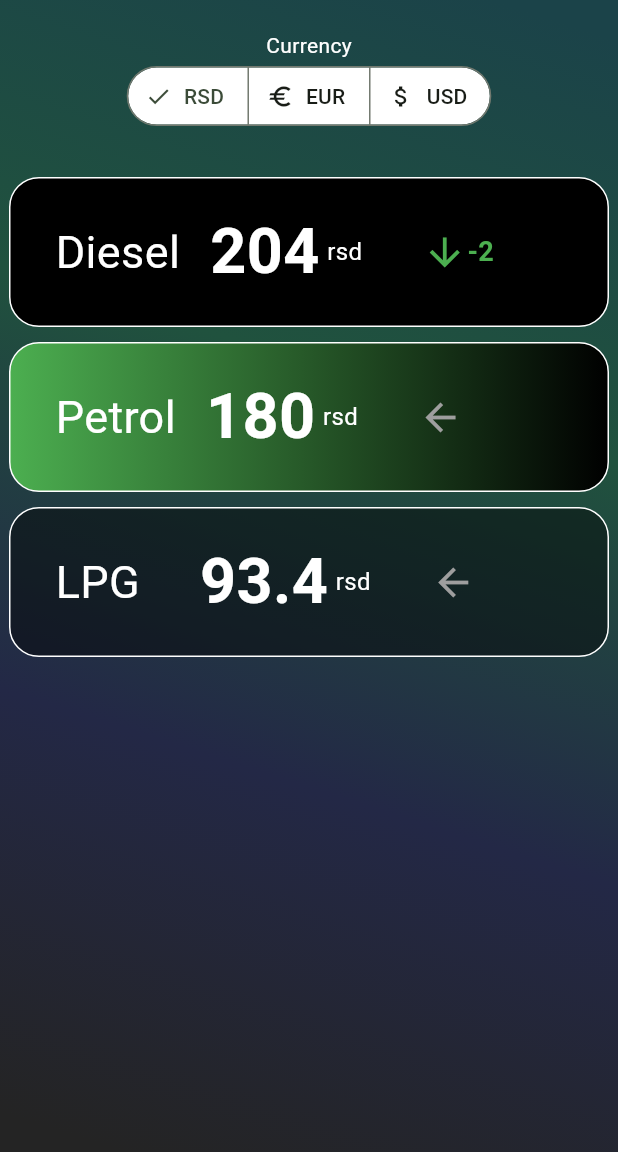
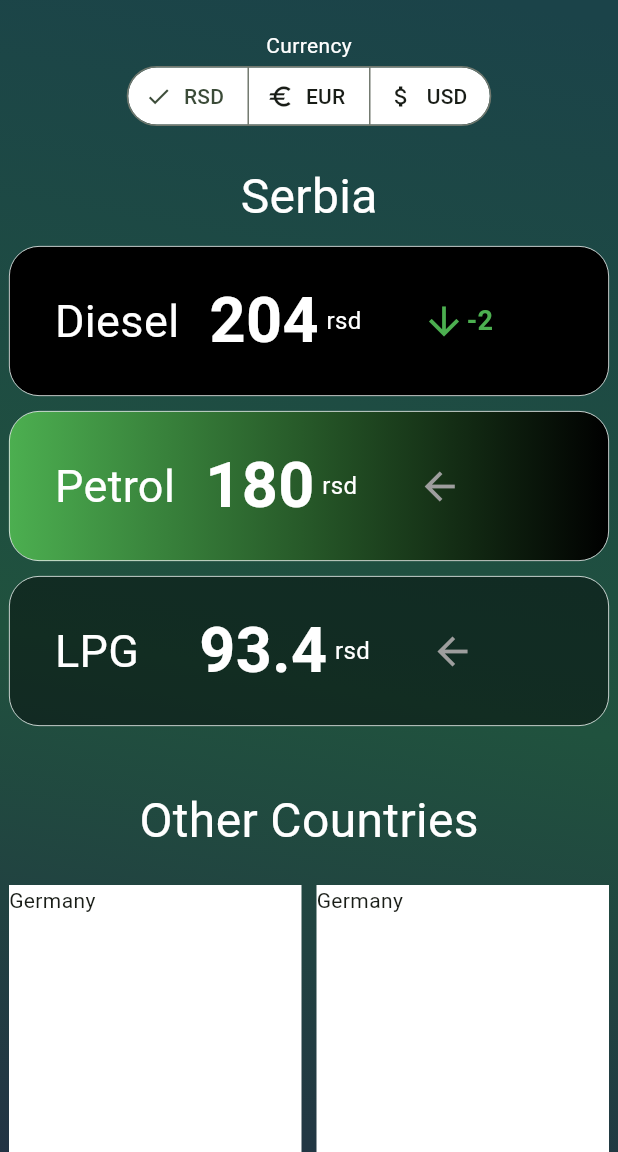
Before and after one commit to mihalsabados/gas-prices-app, a Flutter app: the first screen one second after launch, on a phone screen of 412 x 824 dp, the part 84-1236 px from its top. Run offline on Flutter 3.47's test engine with Material 3 defaults, Android fonts, the phone set to English and light mode, and no system bars.

Commit message:
Started with adding other countries in layout

```diff
--- a/myapp/lib/screens/CurrencyChoice.dart
+++ b/myapp/lib/screens/CurrencyChoice.dart
@@ -39,7 +39,7 @@ class _SingleChoiceState extends State<SingleChoice> {
 
 BoxDecoration dieselBoxDecoration() {
   return BoxDecoration(
-    border: Border.all(width: 1.0, color: Colors.white),
+    border: Border.all(width: 0.5, color: Colors.white),
     borderRadius: const BorderRadius.all(Radius.circular(20.0)),
     color: Colors.black,
   );
@@ -47,14 +47,14 @@ BoxDecoration dieselBoxDecoration() {
 
 BoxDecoration petrolBoxDecoration() {
   return BoxDecoration(
-      border: Border.all(width: 1.0, color: Colors.white),
+      border: Border.all(width: 0.5, color: Colors.white),
       borderRadius: const BorderRadius.all(Radius.circular(20.0)),
       gradient: LinearGradient(colors: [Colors.green, Colors.black]));
 }
 
 BoxDecoration lpgBoxDecoration() {
   return BoxDecoration(
-    border: Border.all(width: 1.0, color: Colors.white),
+    border: Border.all(width: 0.5, color: Colors.white),
     borderRadius: const BorderRadius.all(Radius.circular(20.0)),
     color: Colors.black45,
   );
--- a/myapp/lib/screens/Dashboard.dart
+++ b/myapp/lib/screens/Dashboard.dart
@@ -15,10 +15,10 @@ class _DashboardState extends State<Dashboard> {
   var counter = 0;
 
   List<Color> get getColorsList => [
-        Color.fromARGB(255, 27, 67, 73),
-        Color.fromARGB(255, 36, 36, 36),
-        Color.fromARGB(255, 32, 82, 62),
-        Color.fromARGB(255, 35, 40, 70),
+        const Color.fromARGB(255, 27, 67, 73),
+        const Color.fromARGB(255, 36, 36, 36),
+        const Color.fromARGB(255, 32, 82, 62),
+        const Color.fromARGB(255, 35, 40, 70),
       ]..shuffle();
 
   List<Alignment> get getAlignments => [
@@ -56,12 +56,13 @@ class _DashboardState extends State<Dashboard> {
     return Scaffold(
         appBar: AppBar(
           backgroundColor: Theme.of(context).colorScheme.inversePrimary,
-        title: Text("Gas Prices"),
+          title: const Text("Gas Prices"),
         ),
-      body: Center(
+        body: SingleChildScrollView(
+          child: Center(
             child: AnimatedContainer(
               width: MediaQuery.of(context).size.width,
-          height: MediaQuery.of(context).size.height,
+              // height: MediaQuery.of(context).size.height,
               decoration: BoxDecoration(
                 gradient: LinearGradient(
                   begin: getAlignments[counter % getAlignments.length],
@@ -74,10 +75,12 @@ class _DashboardState extends State<Dashboard> {
               child: Column(
                 mainAxisAlignment: MainAxisAlignment.start,
                 children: <Widget>[
-              SizedBox(height: 20),
-              Text('Currency', style: TextStyle(color: Colors.white)),
-              SingleChoice(),
-              SizedBox(height: 20),
+                  const SizedBox(height: 20),
+                  const Text('Currency', style: TextStyle(color: Colors.white)),
+                  const SingleChoice(),
+                  const SizedBox(height: 20),
+                  const Text('Serbia',
+                      style: TextStyle(color: Colors.white, fontSize: 32)),
                   Container(
                     margin: const EdgeInsets.only(top: 10),
                     width: 400,
@@ -89,7 +92,8 @@ class _DashboardState extends State<Dashboard> {
                       children: <Widget>[
                         SizedBox(width: 30),
                         Text("Diesel",
-                        style: TextStyle(fontSize: 30, color: Colors.white)),
+                            style:
+                                TextStyle(fontSize: 30, color: Colors.white)),
                         SizedBox(width: 20),
                         Row(
                           mainAxisAlignment: MainAxisAlignment.center,
@@ -102,7 +106,8 @@ class _DashboardState extends State<Dashboard> {
                             SizedBox(width: 5),
                             Text(
                               "rsd",
-                          style: TextStyle(fontSize: 16, color: Colors.white),
+                              style:
+                                  TextStyle(fontSize: 16, color: Colors.white),
                             ),
                           ],
                         ),
@@ -131,7 +136,8 @@ class _DashboardState extends State<Dashboard> {
                       children: <Widget>[
                         SizedBox(width: 30),
                         Text("Petrol",
-                        style: TextStyle(fontSize: 30, color: Colors.white)),
+                            style:
+                                TextStyle(fontSize: 30, color: Colors.white)),
                         SizedBox(width: 20),
                         Row(
                           mainAxisAlignment: MainAxisAlignment.center,
@@ -143,8 +149,8 @@ class _DashboardState extends State<Dashboard> {
                                     fontWeight: FontWeight.w600)),
                             SizedBox(width: 5),
                             Text("rsd",
-                            style:
-                                TextStyle(fontSize: 16, color: Colors.white)),
+                                style: TextStyle(
+                                    fontSize: 16, color: Colors.white)),
                           ],
                         ),
                         SizedBox(width: 40),
@@ -167,7 +173,8 @@ class _DashboardState extends State<Dashboard> {
                       children: <Widget>[
                         SizedBox(width: 30),
                         Text("LPG",
-                        style: TextStyle(color: Colors.white, fontSize: 30)),
+                            style:
+                                TextStyle(color: Colors.white, fontSize: 30)),
                         SizedBox(width: 40),
                         Row(
                           mainAxisAlignment: MainAxisAlignment.center,
@@ -179,8 +186,8 @@ class _DashboardState extends State<Dashboard> {
                                     fontWeight: FontWeight.w600)),
                             SizedBox(width: 5),
                             Text("rsd",
-                            style:
-                                TextStyle(fontSize: 16, color: Colors.white)),
+                                style: TextStyle(
+                                    fontSize: 16, color: Colors.white)),
                           ],
                         ),
                         SizedBox(width: 40),
@@ -192,10 +199,47 @@ class _DashboardState extends State<Dashboard> {
                       ],
                     )),
                   ),
+                  const SizedBox(height: 40),
+                  const Text('Other Countries',
+                      style: TextStyle(color: Colors.white, fontSize: 32)),
+                  const SizedBox(height: 20),
+                  SizedBox(
+                    height: 800,
+                    width: 400,
+                    child: GridView.count(
+                      crossAxisCount: 2,
+                      crossAxisSpacing: 10,
+                      children: [
+                        Container(
+                          color: Colors.white,
+                          child: Text("Germany"),
+                        ),
+                        Container(
+                          color: Colors.white,
+                          child: Text("Germany"),
+                        ),
+                        Container(
+                          child: Text("Germany"),
+                        ),
+                        Container(
+                          child: Text("Germany"),
+                        ),
+                        Container(
+                          child: Text("Germany"),
+                        ),
+                        Container(
+                          child: Text("Germany"),
+                        ),
+                        Container(
+                          child: Text("Germany"),
+                        ),
+                      ],
+                    ),
+                  )
                 ],
               ),
             ),
           ),
-    );
+        ));
   }
 }
```
Lines whose indentation alone changed are shown as unchanged.
